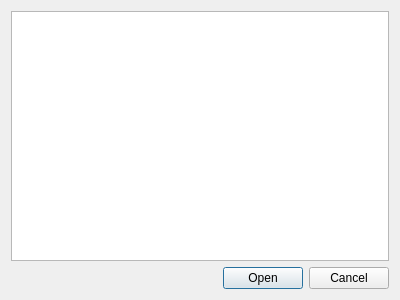
Qt form Libretro/mgba/src/platform/qt/ArchiveInspector.ui (kiddreads/Avalon-copy2) before a commit.
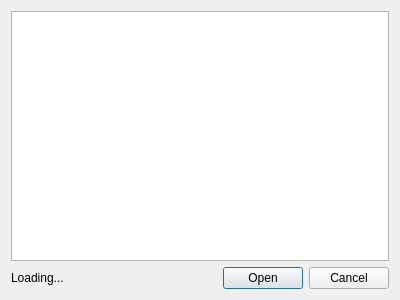
The same form after that commit.

Commit message: Qt: Move library loading to a separate thread

The edit to the form file:
```diff
--- a/Libretro/mgba/src/platform/qt/ArchiveInspector.ui
+++ b/Libretro/mgba/src/platform/qt/ArchiveInspector.ui
@@ -14,14 +14,21 @@
    <string>Open in archive...</string>
   </property>
   <layout class="QGridLayout" name="gridLayout">
-   <item row="1" column="0">
+   <item row="2" column="1">
     <widget class="QDialogButtonBox" name="buttonBox">
      <property name="standardButtons">
       <set>QDialogButtonBox::Cancel|QDialogButtonBox::Open</set>
      </property>
     </widget>
    </item>
-   <item row="0" column="0">
+   <item row="2" column="0">
+    <widget class="QLabel" name="loading">
+     <property name="text">
+      <string>Loading...</string>
+     </property>
+    </widget>
+   </item>
+   <item row="0" column="0" colspan="2">
     <widget class="QListView" name="archiveListing"/>
    </item>
   </layout>
```
The commit also changes 3 other files.
